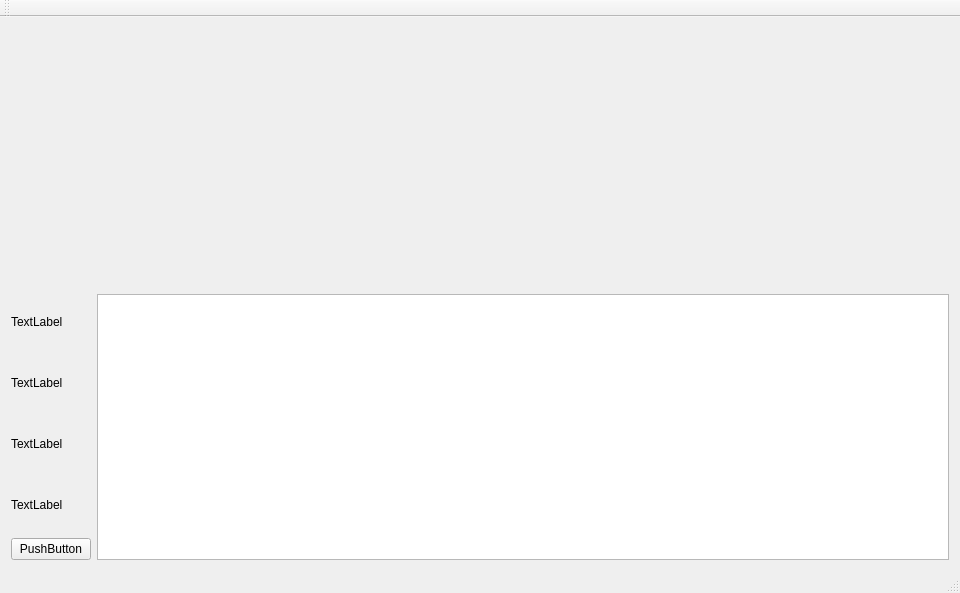
Above: TransportDataVizualizer/mainapplication.ui from thomasmaters/BodemtransportRiviersediment before the change. Below: the same form after it.
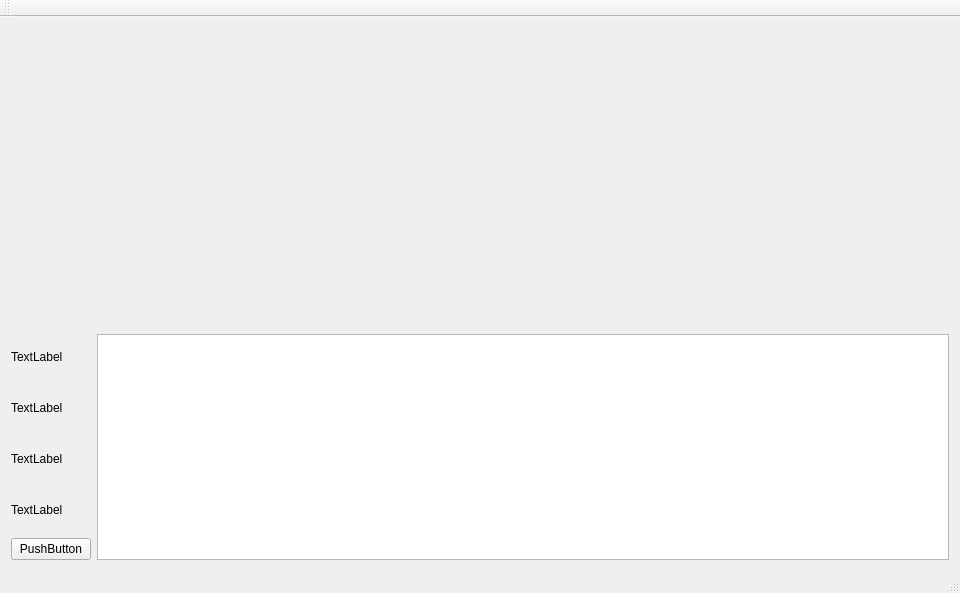
That is the form after the change. Custom widgets are drawn as their Qt base class.

Commit message: Added visualization for dune data. Added graph for average transport. Fixed an old bug in SensorMessage not deleting its data correctly. Added library QCustomPlot for more realtime data visualization. Fixed that everage transport was not set in the bottomtransportmessage.

```diff
--- a/TransportDataVizualizer/mainapplication.ui
+++ b/TransportDataVizualizer/mainapplication.ui
@@ -45,17 +45,14 @@
        <enum>QLayout::SetDefaultConstraint</enum>
       </property>
       <item>
-       <spacer name="verticalSpacer">
-        <property name="orientation">
-         <enum>Qt::Vertical</enum>
-        </property>
-        <property name="sizeHint" stdset="0">
+       <widget class="QCustomPlot" name="customplot" native="true">
+        <property name="minimumSize">
          <size>
-          <width>20</width>
-          <height>40</height>
+          <width>0</width>
+          <height>300</height>
          </size>
         </property>
-       </spacer>
+       </widget>
       </item>
       <item>
        <layout class="QGridLayout" name="gridLayout">
@@ -138,6 +135,14 @@
   <widget class="QStatusBar" name="statusBar"/>
  </widget>
  <layoutdefault spacing="6" margin="11"/>
+ <customwidgets>
+  <customwidget>
+   <class>QCustomPlot</class>
+   <extends>QWidget</extends>
+   <header>qcustomplot.hpp</header>
+   <container>1</container>
+  </customwidget>
+ </customwidgets>
  <resources/>
  <connections/>
 </ui>
```
The commit also changes 13 other files.
